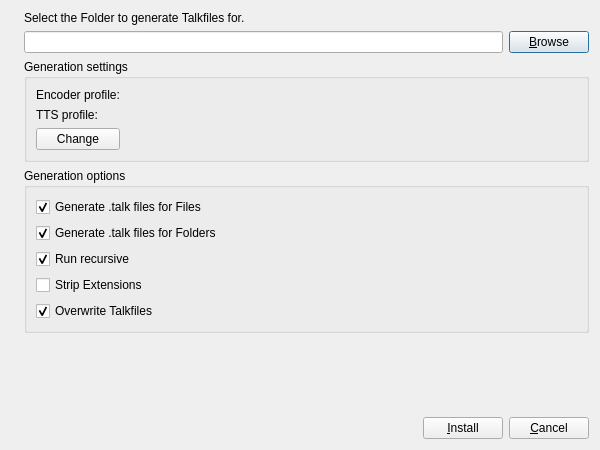
Before: the Qt Designer form rbutil/rbutilqt/installtalkfrm.ui in Rockbox-Chinese-Community/Rockbox-RCC, drawn with Qt 5.
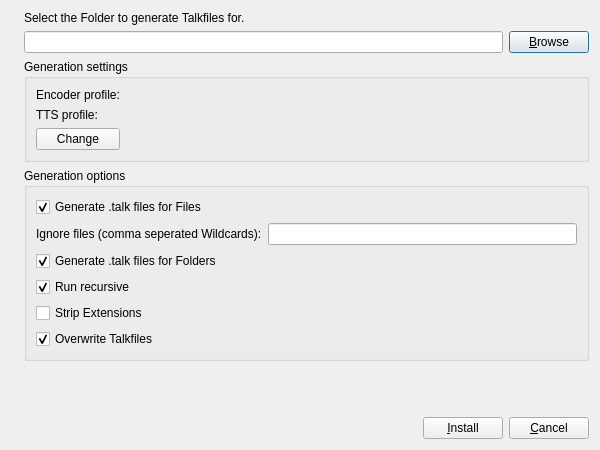
After: the same form once the commit is applied. Icons and pictures are not drawn.

Commit message: rbutil: add a option to ignore specific files for .talk file generation.

The edit to the form file:
```diff
--- a/rbutil/rbutilqt/installtalkfrm.ui
+++ b/rbutil/rbutilqt/installtalkfrm.ui
@@ -103,76 +103,7 @@
      </layout>
     </widget>
    </item>
-   <item row="3" column="1" colspan="3" >
-    <widget class="QGroupBox" name="groupBox" >
-     <property name="title" >
-      <string>Generation options</string>
-     </property>
-     <layout class="QGridLayout" name="gridLayout" >
-      <item row="2" column="0" colspan="2" >
-       <widget class="QCheckBox" name="recursive" >
-        <property name="text" >
-         <string>Run recursive</string>
-        </property>
-        <property name="checked" >
-         <bool>true</bool>
-        </property>
-       </widget>
-      </item>
-      <item row="3" column="0" colspan="2" >
-       <widget class="QCheckBox" name="StripExtensions" >
-        <property name="text" >
-         <string>Strip Extensions</string>
-        </property>
-        <property name="checked" >
-         <bool>false</bool>
-        </property>
-       </widget>
-      </item>
-      <item row="4" column="0" colspan="2" >
-       <widget class="QCheckBox" name="OverwriteTalk" >
-        <property name="text" >
-         <string>Overwrite Talkfiles</string>
-        </property>
-        <property name="checked" >
-         <bool>true</bool>
-        </property>
-       </widget>
-      </item>
-      <item row="1" column="0" colspan="2" >
-       <widget class="QCheckBox" name="talkFolders" >
-        <property name="text" >
-         <string>Generate .talk files for Folders</string>
-        </property>
-        <property name="checked" >
-         <bool>true</bool>
-        </property>
-       </widget>
-      </item>
-      <item row="0" column="0" colspan="2" >
-       <widget class="QCheckBox" name="talkFiles" >
-        <property name="text" >
-         <string>Generate .talk files for Files</string>
-        </property>
-        <property name="checked" >
-         <bool>true</bool>
-        </property>
-        <property name="tristate" >
-         <bool>false</bool>
-        </property>
-       </widget>
-      </item>
-     </layout>
-     <zorder>recursive</zorder>
-     <zorder>StripExtensions</zorder>
-     <zorder>OverwriteTalk</zorder>
-     <zorder>talkFolders</zorder>
-     <zorder>talkFiles</zorder>
-     <zorder>label_3</zorder>
-     <zorder>fileFilter</zorder>
-    </widget>
-   </item>
-   <item row="4" column="2" >
+   <item row="4" column="2">
     <spacer>
      <property name="orientation" >
       <enum>Qt::Vertical</enum>
@@ -224,6 +155,78 @@
      </item>
     </layout>
    </item>
+   <item row="3" column="1" colspan="3">
+    <widget class="QGroupBox" name="groupBox">
+     <property name="title">
+      <string>Generation options</string>
+     </property>
+     <layout class="QGridLayout" name="gridLayout">
+      <item row="2" column="1">
+       <widget class="QLineEdit" name="ignoreFiles"/>
+      </item>
+      <item row="2" column="0">
+       <widget class="QLabel" name="label_3">
+        <property name="text">
+         <string>Ignore files (comma seperated Wildcards):</string>
+        </property>
+       </widget>
+      </item>
+      <item row="0" column="0">
+       <widget class="QCheckBox" name="talkFiles">
+        <property name="text">
+         <string>Generate .talk files for Files</string>
+        </property>
+        <property name="checked">
+         <bool>true</bool>
+        </property>
+        <property name="tristate">
+         <bool>false</bool>
+        </property>
+       </widget>
+      </item>
+      <item row="4" column="0">
+       <widget class="QCheckBox" name="talkFolders">
+        <property name="text">
+         <string>Generate .talk files for Folders</string>
+        </property>
+        <property name="checked">
+         <bool>true</bool>
+        </property>
+       </widget>
+      </item>
+      <item row="5" column="0">
+       <widget class="QCheckBox" name="recursive">
+        <property name="text">
+         <string>Run recursive</string>
+        </property>
+        <property name="checked">
+         <bool>true</bool>
+        </property>
+       </widget>
+      </item>
+      <item row="6" column="0">
+       <widget class="QCheckBox" name="StripExtensions">
+        <property name="text">
+         <string>Strip Extensions</string>
+        </property>
+        <property name="checked">
+         <bool>false</bool>
+        </property>
+       </widget>
+      </item>
+      <item row="7" column="0">
+       <widget class="QCheckBox" name="OverwriteTalk">
+        <property name="text">
+         <string>Overwrite Talkfiles</string>
+        </property>
+        <property name="checked">
+         <bool>true</bool>
+        </property>
+       </widget>
+      </item>
+     </layout>
+    </widget>
+   </item>
   </layout>
  </widget>
  <tabstops>
```
Left out of the diff: 128 changed lines with no effect on the pictures. The commit also changes 3 other files.
